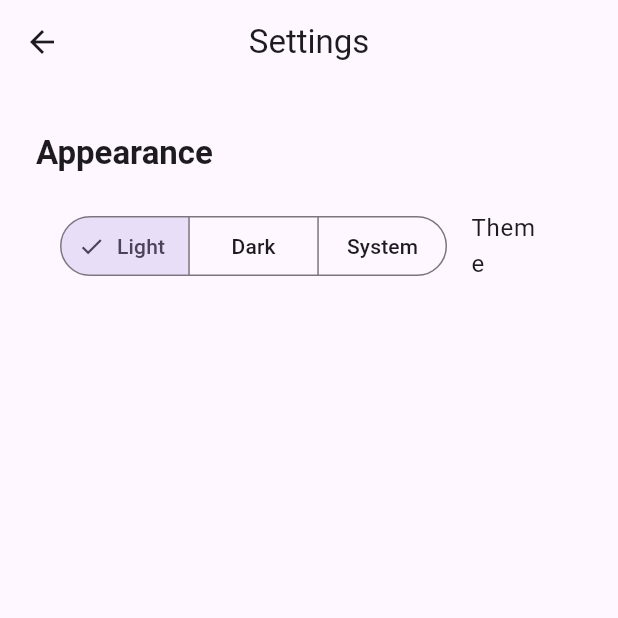
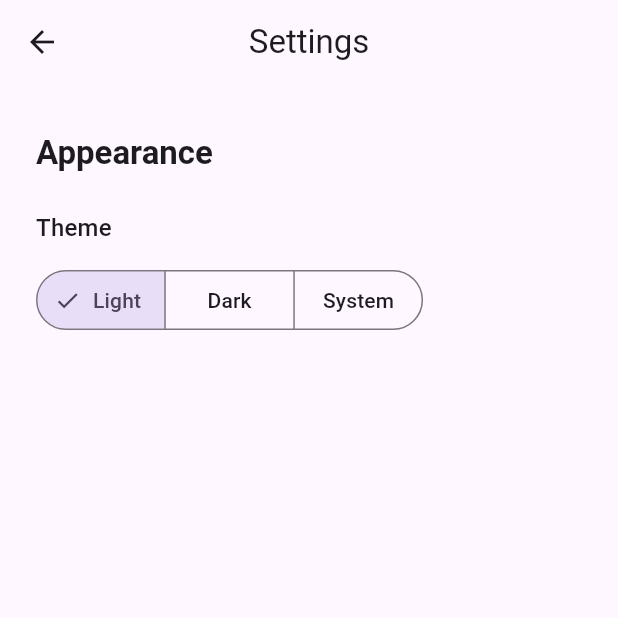
Before and after one commit to ravindra-encoresky/flutter-getx-sample, a Flutter app: the SettingsView screen opened by its route, after a tap on "Light", on a phone screen of 412 x 824 dp, the top half of it. Run offline on Flutter 3.47's test engine with Material 3 defaults, Android fonts, the phone set to English and light mode, and no system bars; our stand-ins replace get, shared_preferences; accounts and stored records are empty.

Commit message:
run in ios

```diff
--- a/lib/views/settings_view.dart
+++ b/lib/views/settings_view.dart
@@ -24,9 +24,10 @@ class SettingsView extends StatelessWidget {
           crossAxisAlignment: CrossAxisAlignment.start,
           children: [
             Text('Appearance', style: theme.textTheme.titleLarge?.copyWith(fontWeight: FontWeight.bold)),
-            const SizedBox(height: 16),
-            Obx(() => ListTile(
-                  leading: SegmentedButton<ThemeMode>(
+            const SizedBox(height: 24),
+            Text('Theme', style: theme.textTheme.titleMedium),
+            const SizedBox(height: 12),
+            Obx(() => SegmentedButton<ThemeMode>(
                   segments: const [
                     ButtonSegment(value: ThemeMode.light, label: Text('Light')),
                     ButtonSegment(value: ThemeMode.dark, label: Text('Dark')),
@@ -38,8 +39,6 @@ class SettingsView extends StatelessWidget {
                       controller.setThemeMode(modes.first);
                     }
                   },
-                  ),
-                  title: const Text('Theme'),
                 )),
           ],
         ),
```
Also changed, not shown: 3 other files. Lines whose indentation alone changed are shown as unchanged.
